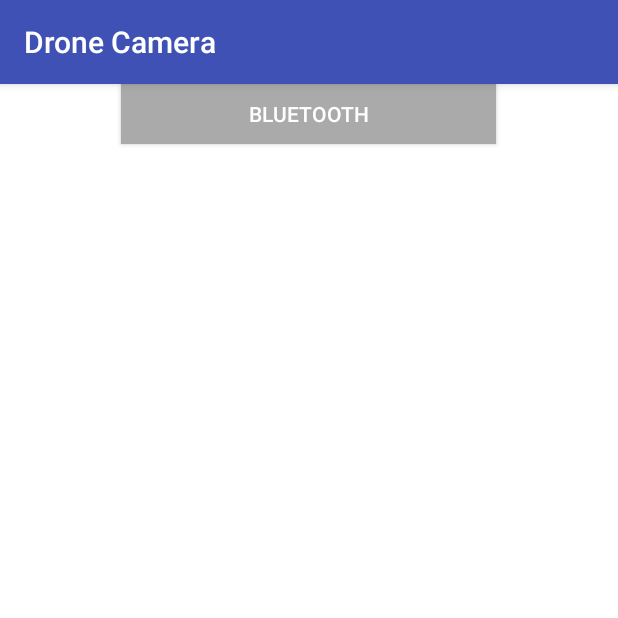
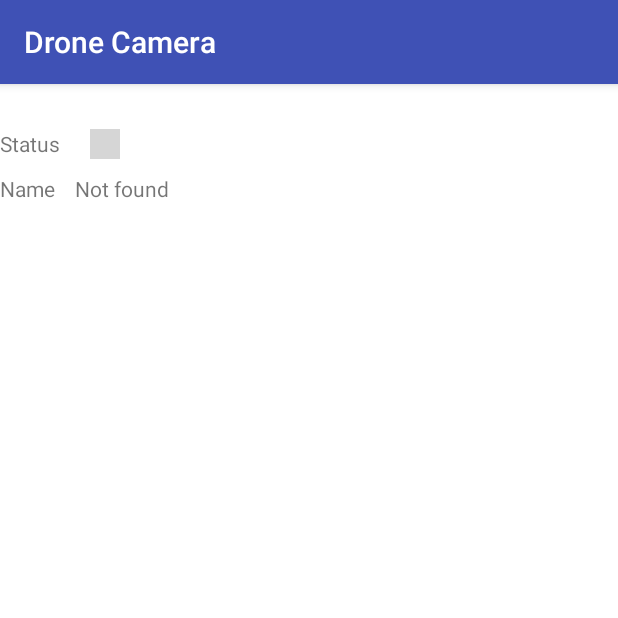
Before and after one commit to joerandazzo/senior_design, an Android app: the screen it shows after launch (SettingsActivity), after a tap on an icon or button, on a phone screen of 412 x 824 dp, the top half of it. Run offline under Robolectric (Android 15) with nearby library versions, the phone set to English and light mode, and no system bars; grey boxes are pictures that could not be loaded.

Commit message:
Lifecycle bluetooth connection Orientation

```diff
--- a/android/app/src/main/AndroidManifest.xml
+++ b/android/app/src/main/AndroidManifest.xml
@@ -1,6 +1,10 @@
 <?xml version="1.0" encoding="utf-8"?>
 <manifest xmlns:android="http://schemas.android.com/apk/res/android"
     package="edu.siue.mech.seniordesign">
+
+    <uses-permission android:name="android.permission.BLUETOOTH" />
+    <uses-permission android:name="android.permission.BLUETOOTH_ADMIN" />
+    <uses-permission android:name="android.permission.ACCESS_COARSE_LOCATION" />
 
     <application
         android:allowBackup="true"
@@ -8,6 +12,7 @@
         android:label="@string/app_name"
         android:roundIcon="@mipmap/ic_launcher_round"
         android:supportsRtl="true"
+        android:name=".DesignApplication"
         android:theme="@style/AppTheme">
         <activity
             android:name=".activity.MainActivity"
--- a/android/app/src/main/java/edu/siue/mech/seniordesign/fragment/SettingsBluetoothFragment.java
+++ b/android/app/src/main/java/edu/siue/mech/seniordesign/fragment/SettingsBluetoothFragment.java
@@ -1,15 +1,25 @@
 package edu.siue.mech.seniordesign.fragment;
 
 
+import android.bluetooth.BluetoothAdapter;
+import android.bluetooth.BluetoothDevice;
 import android.os.Bundle;
 import android.support.v4.app.Fragment;
+import android.util.Log;
 import android.view.LayoutInflater;
 import android.view.View;
 import android.view.ViewGroup;
+import android.widget.ImageView;
+import android.widget.TextView;
+
+import java.util.Set;
 
 import edu.siue.mech.seniordesign.R;
 
 public class SettingsBluetoothFragment extends Fragment {
+
+    private static final String TAG = SettingsBluetoothFragment.class.getSimpleName();
+    BluetoothAdapter bluetoothAdapter;
 
     public static SettingsBluetoothFragment newInstance() {
         return new SettingsBluetoothFragment();
@@ -22,11 +32,48 @@ public class SettingsBluetoothFragment extends Fragment {
     @Override
     public void onActivityCreated(Bundle savedInstance){
         super.onActivityCreated(savedInstance);
+        bluetoothAdapter = BluetoothAdapter.getDefaultAdapter();
         initUI();
+    }
+
+    @Override
+    public void onResume(){
+        super.onResume();
+        getPairedDevice();
+    }
+
+    @Override
+    public void onPause(){
+        super.onPause();
     }
 
     private void initUI(){
         View view = getView();
 
     }
+
+    private void getPairedDevice(){
+        // Get a set of currently paired devices
+        Set<BluetoothDevice> pairedDevices = bluetoothAdapter.getBondedDevices();
+        if(pairedDevices == null){
+            return;
+        }
+
+        BluetoothDevice foundDevice = null;
+        for(BluetoothDevice device : pairedDevices){
+            Log.d(TAG, device.getName() + device.getAddress());
+            if(device.getAddress().contains("21:13:01:93:79")){
+                Log.d(TAG, "FOUND");
+                foundDevice = device;
+            }
+        }
+        if(foundDevice != null){
+            ((ImageView)getActivity().findViewById(R.id.ivStatus)).setImageResource(R.drawable.shape_circle_green);
+            ((TextView)getActivity().findViewById(R.id.tvName)).setText(foundDevice.getName());
+        }else{
+            ((ImageView)getActivity().findViewById(R.id.ivStatus)).setImageResource(R.drawable.shape_circle_red);
+            ((TextView)getActivity().findViewById(R.id.tvName)).setText("Not found");
+        }
+    }
+
 }
--- a/android/app/src/main/res/layout/fragment_settings_bluetooth.xml
+++ b/android/app/src/main/res/layout/fragment_settings_bluetooth.xml
@@ -7,15 +7,44 @@
     tools:context="edu.siue.mech.seniordesign.activity.MainActivity">
 
 
+    <LinearLayout
+        android:id="@+id/llStatus"
+        android:layout_width="match_parent"
+        android:layout_height="wrap_content"
+        android:layout_marginTop="30dp"
+        android:orientation="horizontal">
 
-    <Button
-        android:layout_width="250dp"
-        android:layout_height="40dp"
-        android:layout_below="@id/ivLogo"
-        android:layout_centerHorizontal="true"
-        android:background="@android:color/darker_gray"
-        android:text="bluetooth"
-        android:textColor="@android:color/white" />
+        <TextView
+            android:layout_width="50dp"
+            android:layout_gravity="left"
+            android:layout_height="wrap_content"
+            android:layout_marginRight="10dp"
+            android:text="Status" />
 
+        <ImageView
+            android:id="@+id/ivStatus"
+            android:layout_width="20dp"
+            android:layout_height="20dp"
+            android:src="@drawable/shape_circle_green" />
+    </LinearLayout>
 
+    <LinearLayout
+        android:layout_width="match_parent"
+        android:layout_height="wrap_content"
+        android:layout_below="@id/llStatus"
+        android:layout_marginTop="10dp"
+        android:orientation="horizontal">
+
+        <TextView
+            android:layout_width="50dp"
+            android:gravity="left"
+            android:layout_height="wrap_content"
+            android:text="Name" />
+
+        <TextView
+            android:id="@+id/tvName"
+            android:layout_width="wrap_content"
+            android:layout_height="wrap_content"
+            android:text="Device name" />
+    </LinearLayout>
 </RelativeLayout>
```
